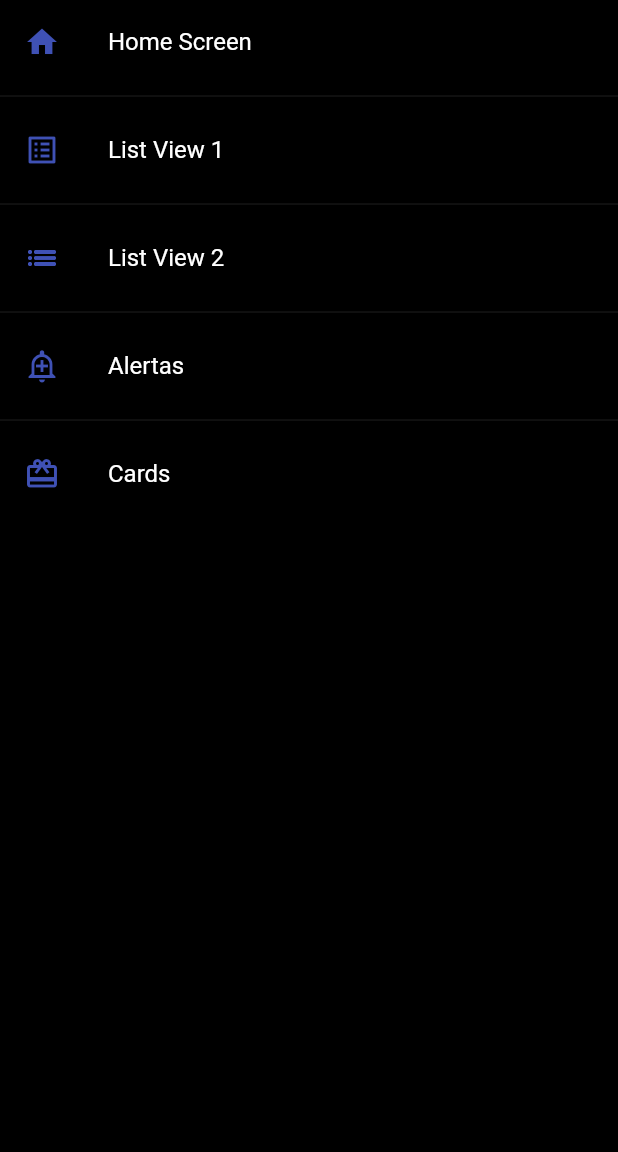
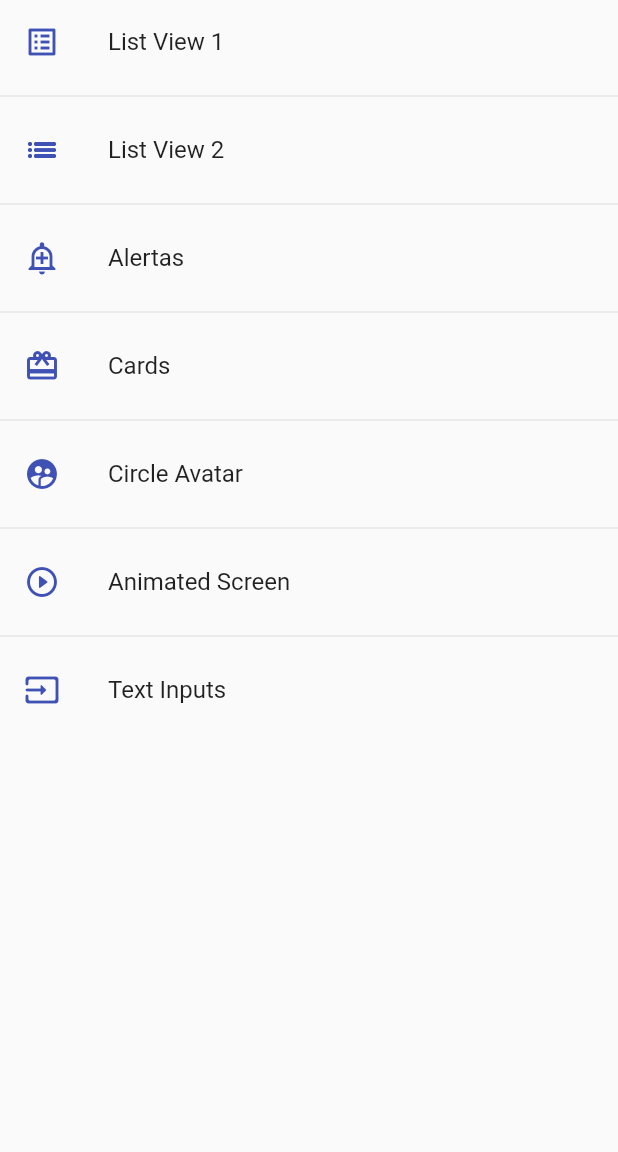
Before and after one commit to LuisPulenta/componentes, a Flutter app: the screen it shows after launch, on a phone screen of 412 x 824 dp, the part 84-1236 px from its top. Run offline on Flutter 3.47's test engine with Material 2 defaults, Android fonts, the phone set to English and light mode, and no system bars.

Commit message:
Video 88

```diff
--- a/lib/main.dart
+++ b/lib/main.dart
@@ -15,6 +15,6 @@ class MyApp extends StatelessWidget {
         initialRoute: AppRoutes.initialRoute,
         routes: AppRoutes.getAppRoutes(),
         onGenerateRoute: AppRoutes.onGenerateRoute,
-        theme: AppTheme.darkTheme);
+        theme: AppTheme.lightTheme);
   }
 }
--- a/lib/router/app_routes.dart
+++ b/lib/router/app_routes.dart
@@ -6,31 +6,48 @@ class AppRoutes {
   static const initialRoute = 'home';
 
   static final menuOptions = <MenuOption>[
-    MenuOption(
-        route: 'home',
-        name: 'Home Screen',
-        screen: HomeScreen(),
-        icon: Icons.home),
+    // MenuOption(
+    //     route: 'home',
+    //     name: 'Home Screen',
+    //     screen: const HomeScreen(),
+    //     icon: Icons.home),
     MenuOption(
         route: 'listview1',
         name: 'List View 1',
-        screen: ListView1Screen(),
+        screen: const ListView1Screen(),
         icon: Icons.list_alt),
     MenuOption(
         route: 'listview2',
         name: 'List View 2',
-        screen: ListView2Screen(),
+        screen: const ListView2Screen(),
         icon: Icons.list_sharp),
     MenuOption(
         route: 'alert',
         name: 'Alertas',
-        screen: AlertScreen(),
+        screen: const AlertScreen(),
         icon: Icons.add_alert_outlined),
     MenuOption(
         route: 'card',
         name: 'Cards',
-        screen: CardScreen(),
+        screen: const CardScreen(),
         icon: Icons.card_giftcard),
+    MenuOption(
+        route: 'avatar',
+        name: 'Circle Avatar',
+        screen: const AvatarScreen(),
+        icon: Icons.supervised_user_circle),
+    MenuOption(
+      route: 'animated',
+      name: 'Animated Screen',
+      screen: const AnimatedScreen(),
+      icon: Icons.play_circle_outline_rounded,
+    ),
+    MenuOption(
+      route: 'inputs',
+      name: 'Text Inputs',
+      screen: const InputScreen(),
+      icon: Icons.input_rounded,
+    )
   ];
 
   // static Map<String, Widget Function(BuildContext)> routes = {
@@ -44,6 +61,8 @@ class AppRoutes {
   static Map<String, Widget Function(BuildContext)> getAppRoutes() {
     Map<String, Widget Function(BuildContext)> appRoutes = {};
 
+    appRoutes.addAll({'home': (BuildContext context) => const HomeScreen()});
+
     for (final option in menuOptions) {
       appRoutes.addAll({option.route: (BuildContext context) => option.screen});
     }
--- a/lib/screens/listview2_screen.dart
+++ b/lib/screens/listview2_screen.dart
@@ -27,8 +27,8 @@ class ListView2Screen extends StatelessWidget {
               color: Colors.indigo,
             ),
             onTap: () {
-              final team = options[index];
-              print(team);
+              //final team = options[index];
+              //print(team);
             },
           ),
           separatorBuilder: (_, __) => const Divider(),
--- a/lib/screens/screens.dart
+++ b/lib/screens/screens.dart
@@ -1,5 +1,8 @@
 export 'package:componentes/screens/alert_screen.dart';
+export 'package:componentes/screens/animated_screen.dart';
+export 'package:componentes/screens/avatar_screen.dart';
 export 'package:componentes/screens/card_screen.dart';
 export 'package:componentes/screens/home_screen.dart';
+export 'package:componentes/screens/inputs_screen.dart';
 export 'package:componentes/screens/listview1_screen.dart';
 export 'package:componentes/screens/listview2_screen.dart';
--- a/lib/themes/app_theme.dart
+++ b/lib/themes/app_theme.dart
@@ -7,14 +7,39 @@ class AppTheme {
       //Color primario
       primaryColor: primary,
       //AppBar Theme
-      appBarTheme:
-          const AppBarTheme(color: primary, elevation: 0, centerTitle: true));
+      appBarTheme: const AppBarTheme(
+        color: primary,
+        elevation: 0,
+        centerTitle: true,
+      ),
+      //TextButtonTheme
+      textButtonTheme: TextButtonThemeData(
+        style: TextButton.styleFrom(primary: primary),
+      ),
+      //FloatingActionButton
+      floatingActionButtonTheme: const FloatingActionButtonThemeData(
+        backgroundColor: primary,
+        foregroundColor: Colors.white,
+        elevation: 0,
+      ),
+      //ElevatedButtons
+      elevatedButtonTheme: ElevatedButtonThemeData(
+        style: ElevatedButton.styleFrom(
+          primary: primary,
+          shape: const StadiumBorder(),
+          elevation: 0,
+          //minimumSize: Size(170, 50),
+        ),
+      ));
 
   static final ThemeData darkTheme = ThemeData.dark().copyWith(
       //Color primario
       primaryColor: primary,
       //AppBar Theme
-      appBarTheme:
-          const AppBarTheme(color: primary, elevation: 0, centerTitle: true),
+      appBarTheme: const AppBarTheme(
+        color: primary,
+        elevation: 0,
+        centerTitle: true,
+      ),
       scaffoldBackgroundColor: Colors.black);
 }
--- /dev/null
+++ b/lib/widgets/widgets.dart
@@ -0,0 +1,2 @@
+export 'package:componentes/widgets/custom_card_type1.dart';
+export 'package:componentes/widgets/custom_card_type2.dart';
--- a/pubspec.yaml
+++ b/pubspec.yaml
@@ -58,9 +58,9 @@ flutter:
   uses-material-design: true
 
   # To add assets to your application, add an assets section, like this:
-  # assets:
-  #   - images/a_dot_burr.jpeg
-  #   - images/a_dot_ham.jpeg
+  assets:
+    - assets/
+
 
   # An image asset can refer to one or more resolution-specific "variants", see
   # https://flutter.dev/assets-and-images/#resolution-aware.
```
Also changed, not shown: lib/screens/alert_screen.dart (+98 -2 lines), lib/screens/animated_screen.dart (added, +53 -0 lines), lib/screens/avatar_screen.dart (added, +30 -0 lines), lib/screens/card_screen.dart (+42 -3 lines), lib/screens/inputs_screen.dart (added, +56 -0 lines), lib/widgets/custom_card_type1.dart (added, +40 -0 lines), lib/widgets/custom_card_type2.dart (added, +40 -0 lines), assets/loading.gif (added), assets/loading2.gif (added), assets/loading3.gif (added), assets/loading4.gif (added).
